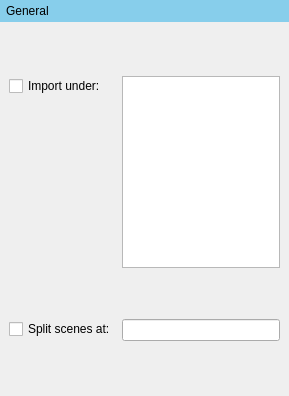
The window that manuskript/ui/importers/generalSettings_ui.ui (olivierkes/manuskript) describes before a commit, drawn with Qt 5.
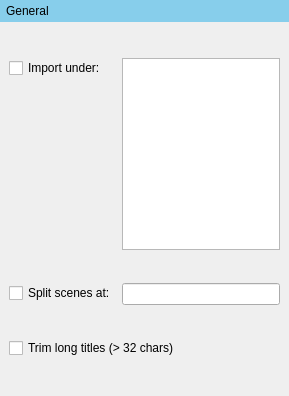
The same window after the commit.

The edit to the form file:
```diff
--- a/manuskript/ui/importers/generalSettings_ui.ui
+++ b/manuskript/ui/importers/generalSettings_ui.ui
@@ -90,6 +90,13 @@
            </property>
           </widget>
          </item>
+         <item row="2" column="0" colspan="2">
+          <widget class="QCheckBox" name="chkGeneralTrimTitles">
+           <property name="text">
+            <string>Trim long titles (&gt; 32 chars)</string>
+           </property>
+          </widget>
+         </item>
         </layout>
        </item>
       </layout>
```
